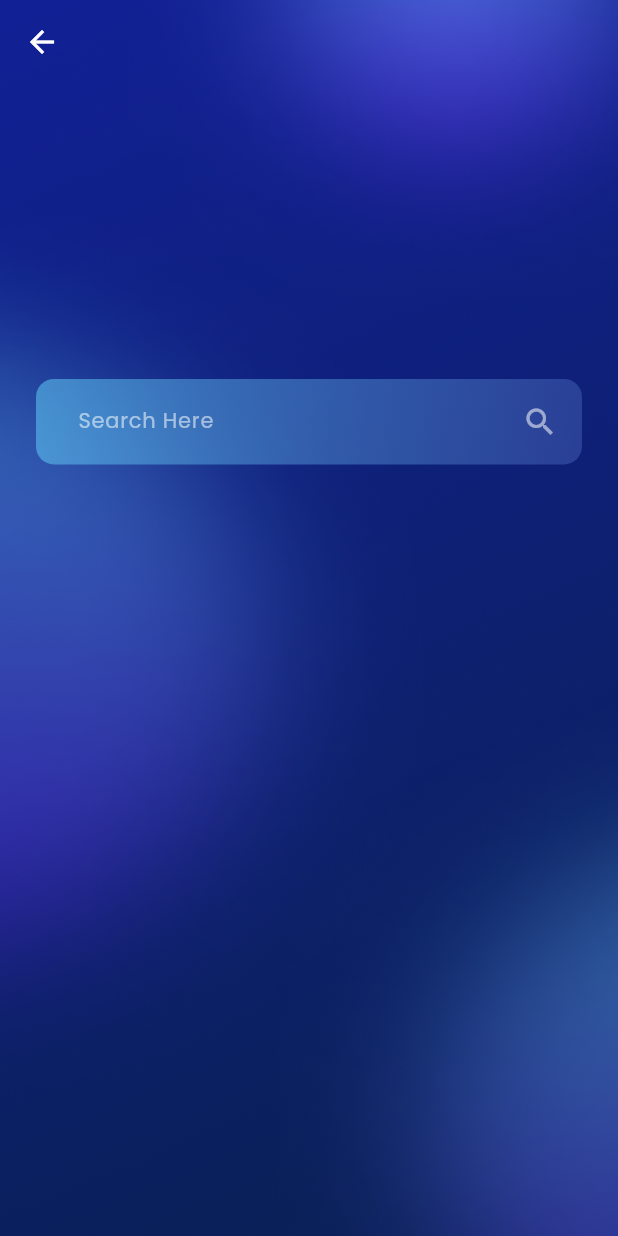
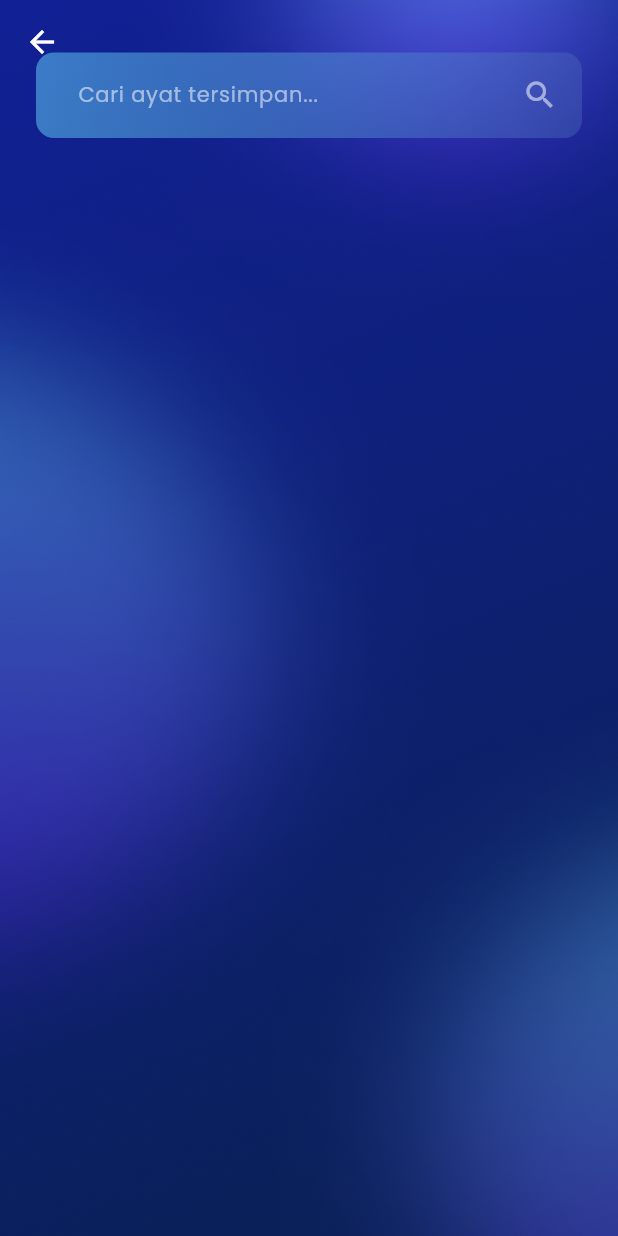
Before and after one commit to rakafebriansy/quran-kareem, a Flutter app: the BookmarksView screen opened by its route, on a phone screen of 412 x 824 dp. Run offline on Flutter 3.47's test engine with Material 3 defaults, Android fonts, the phone set to English and light mode, and no system bars; our stand-ins replace dio, flutter_dotenv, get, google_fonts, just_audio, share_plus and 1 more; missing offline and left inert: disclosure; accounts and stored records are empty.

Commit message:
fix: change bookmarks screen layout

```diff
--- a/lib/app/modules/bookmarks/views/bookmarks_view.dart
+++ b/lib/app/modules/bookmarks/views/bookmarks_view.dart
@@ -14,6 +14,9 @@ class BookmarksView extends GetView<BookmarksController> {
 
   @override
   Widget build(BuildContext context) {
+
+    final appBarHeight = MediaQuery.of(context).padding.top + AppBar().preferredSize.height;
+
     return Scaffold(
       resizeToAvoidBottomInset: false,
       appBar: AppBar(
@@ -53,7 +56,7 @@ class BookmarksView extends GetView<BookmarksController> {
                             child: TextFormField(
                               onChanged: controller.filterList,
                               decoration: InputDecoration(
-                                hintText: 'Search Here',
+                                hintText: 'Cari ayat tersimpan...',
                                 hintStyle: GoogleFonts.poppins(
                                   fontSize: 14,
                                   color: Colors.white54,
@@ -82,7 +85,9 @@ class BookmarksView extends GetView<BookmarksController> {
                         ),
                         SizedBox(height: 20),
                         Container(
-                          height: MediaQuery.of(context).size.height * 0.6,
+                          height:
+                              MediaQuery.of(context).size.height -
+                              (appBarHeight * 2),
                           child: Obx(() {
                             return controller.isLoading.value
                                 ? SizedBox.shrink()
@@ -100,7 +105,9 @@ class BookmarksView extends GetView<BookmarksController> {
                                     itemCount: controller.displaySurahs.length,
                                     itemBuilder: (context, surahIndex) {
                                       if (controller.displaySurahs.isNotEmpty) {
-                                        return Column(
+                                        return Padding(
+                                          padding: const EdgeInsets.only(bottom: 10),
+                                          child: Column(
                                             children: [
                                               Disclosure(
                                                 wrapper: (state, child) {
@@ -161,6 +168,7 @@ class BookmarksView extends GetView<BookmarksController> {
                                                         mainAxisSize:
                                                             MainAxisSize.min,
                                                         children: [
+                                                          SizedBox(height: 10,),
                                                           Row(
                                                             crossAxisAlignment:
                                                                 CrossAxisAlignment
@@ -247,6 +255,7 @@ class BookmarksView extends GetView<BookmarksController> {
                                                                   ),
                                                             ),
                                                           ),
+                                                          SizedBox(height: 10,),
                                                           Divider(),
                                                         ],
                                                       );
@@ -255,6 +264,7 @@ class BookmarksView extends GetView<BookmarksController> {
                                                 ),
                                               ),
                                             ],
+                                          ),
                                         );
                                       }
                                       return Center(
--- a/lib/app/modules/surah/views/surah_view.dart
+++ b/lib/app/modules/surah/views/surah_view.dart
@@ -119,7 +119,7 @@ class SurahView extends GetView<SurahController> {
                                           ),
                                         ),
                                         Text(
-                                          '${controller.surah.value.placeOfRevelation.toUpperCase()} • ${controller.surah.value.numberOfVerses} VERSES',
+                                          '${controller.surah.value.placeOfRevelation.toUpperCase()} • ${controller.surah.value.numberOfVerses} AYAT',
                                           style: GoogleFonts.poppins(
                                             color: Colors.white,
                                             fontWeight: FontWeight.w500,
--- a/lib/app/modules/surah_list/views/surah_list_view.dart
+++ b/lib/app/modules/surah_list/views/surah_list_view.dart
@@ -56,7 +56,7 @@ class SurahListView extends GetView<SurahListController> {
                           child: TextFormField(
                             onChanged: controller.filterList,
                             decoration: InputDecoration(
-                              hintText: 'Search Here',
+                              hintText: 'Cari surah...',
                               hintStyle: GoogleFonts.poppins(
                                 fontSize: 14,
                                 color: Colors.white54,
--- a/lib/app/widgets/surah_list/surah_card.dart
+++ b/lib/app/widgets/surah_list/surah_card.dart
@@ -38,7 +38,7 @@ class SurahCard extends StatelessWidget {
           ),
         ),
         subtitle: Text(
-          '${controller.displaySurahs[index].placeOfRevelation} • ${controller.displaySurahs[index].numberOfVerses} VERSES',
+          '${controller.displaySurahs[index].placeOfRevelation} • ${controller.displaySurahs[index].numberOfVerses} AYAT',
           style: GoogleFonts.poppins(color: Colors.white70, fontSize: 12),
         ),
         trailing: Text(
```
Also changed, not shown: lib/app/modules/home/views/home_view.dart (+2 -20 lines), lib/app/widgets/surah/ayah_card.dart (+41 -7 lines). Lines whose indentation alone changed are shown as unchanged.
